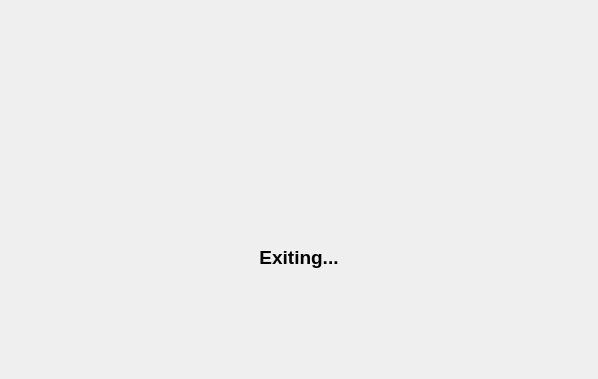
Before: the Qt Designer form gui/shutdown_overlay.ui in IceflowRE/mp3monitoring, drawn with Qt 5.
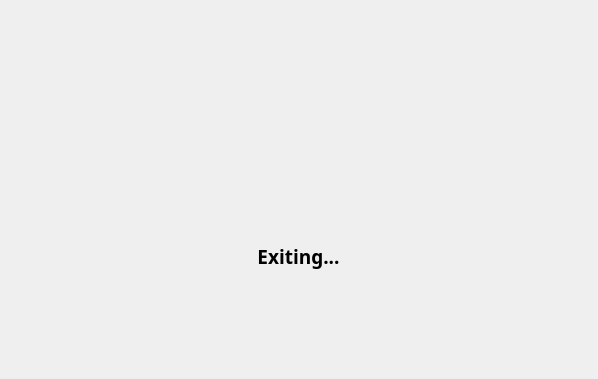
After: the same form once the commit is applied. Custom widgets are drawn as their Qt base class.

```diff
--- a/gui/shutdown_overlay.ui
+++ b/gui/shutdown_overlay.ui
@@ -18,7 +18,7 @@
   </property>
   <property name="font">
    <font>
-    <family>Noto Sans UI</family>
+    <family>Noto Sans</family>
    </font>
   </property>
   <property name="windowTitle">
@@ -93,7 +93,7 @@
      </property>
      <property name="font">
       <font>
-       <family>Noto Sans UI</family>
+       <family>Noto Sans</family>
        <pointsize>14</pointsize>
        <weight>75</weight>
        <bold>true</bold>
@@ -124,7 +124,7 @@
      <property name="sizeHint" stdset="0">
       <size>
        <width>20</width>
-       <height>40</height>
+       <height>20</height>
       </size>
      </property>
     </spacer>
```
Left out of the diff: 13 changed lines with no effect on the pictures.
